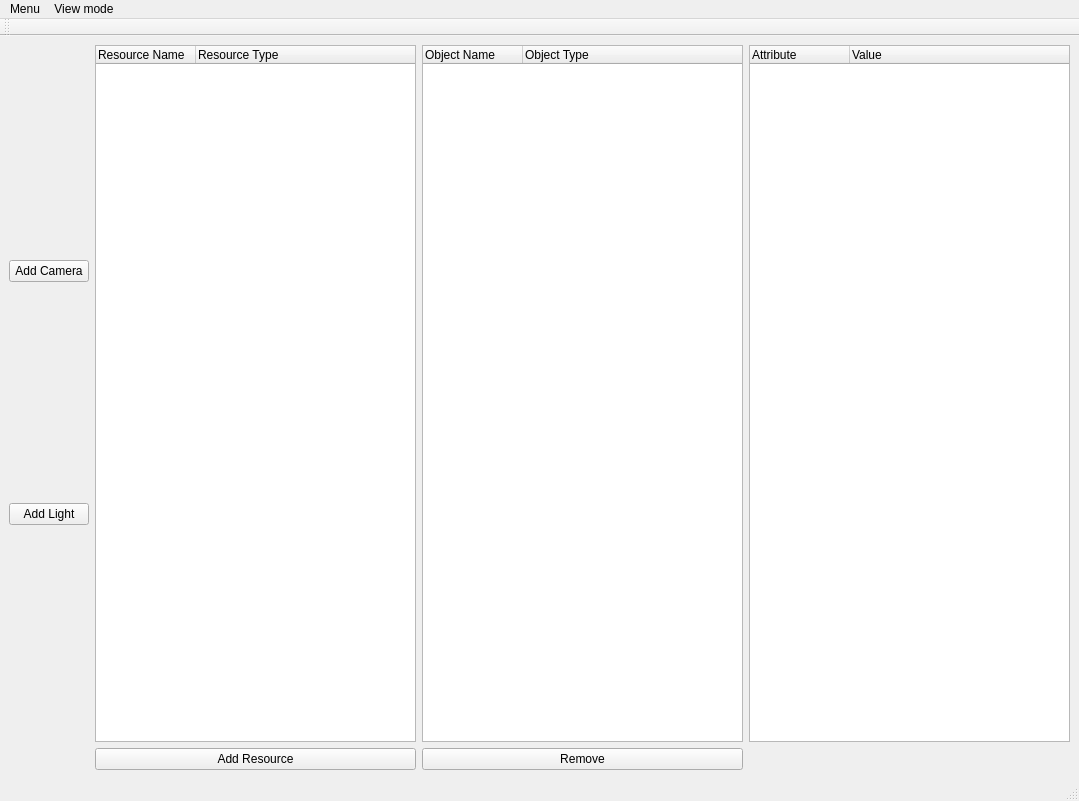
This is UI/QT/MainWindow.ui in ubuntunux/PyEngine3D as Qt 5 draws it before an edit. The edited form follows.
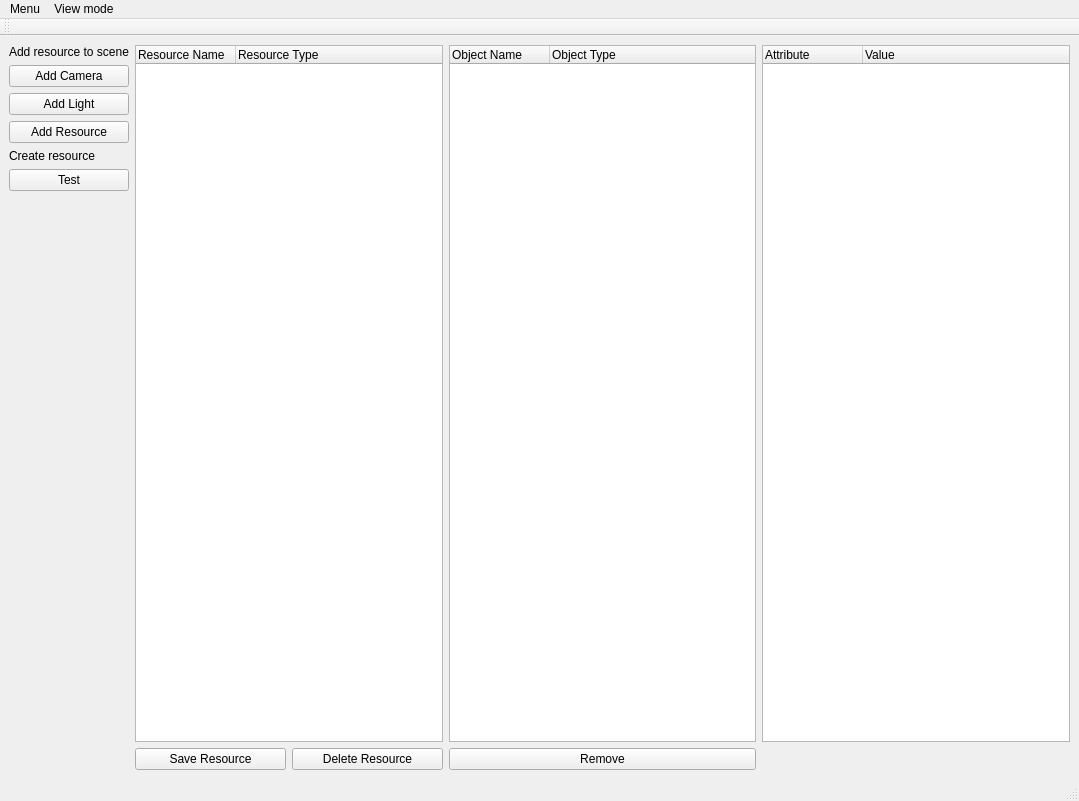
This is the edited form.

Commit message: resource loader

```diff
--- a/UI/QT/MainWindow.ui
+++ b/UI/QT/MainWindow.ui
@@ -15,13 +15,6 @@
   </property>
   <widget class="QWidget" name="centralwidget">
    <layout class="QGridLayout" name="gridLayout">
-    <item row="6" column="4">
-     <widget class="QPushButton" name="btnAddResource">
-      <property name="text">
-       <string>Add Resource</string>
-      </property>
-     </widget>
-    </item>
     <item row="0" column="4">
      <widget class="QTreeWidget" name="resourceListWidget">
       <property name="columnCount">
@@ -39,7 +32,7 @@
       </column>
      </widget>
     </item>
-    <item row="6" column="5">
+    <item row="5" column="5">
      <widget class="QPushButton" name="btnRemoveObject">
       <property name="text">
        <string>Remove</string>
@@ -97,6 +90,19 @@
     </item>
     <item row="0" column="0" colspan="2">
      <layout class="QVBoxLayout" name="verticalLayout">
+      <item>
+       <widget class="QLabel" name="labelAddResource">
+        <property name="sizePolicy">
+         <sizepolicy hsizetype="Preferred" vsizetype="Maximum">
+          <horstretch>0</horstretch>
+          <verstretch>0</verstretch>
+         </sizepolicy>
+        </property>
+        <property name="text">
+         <string>Add resource to scene</string>
+        </property>
+       </widget>
+      </item>
       <item>
        <widget class="QPushButton" name="btnAddCamera">
         <property name="text">
@@ -112,7 +118,66 @@
        </widget>
       </item>
       <item>
-       <layout class="QVBoxLayout" name="verticalLayout_2"/>
+       <widget class="QPushButton" name="btnAddResource">
+        <property name="text">
+         <string>Add Resource</string>
+        </property>
+       </widget>
+      </item>
+      <item>
+       <widget class="QLabel" name="labelCreateReousrce">
+        <property name="sizePolicy">
+         <sizepolicy hsizetype="Preferred" vsizetype="Maximum">
+          <horstretch>0</horstretch>
+          <verstretch>0</verstretch>
+         </sizepolicy>
+        </property>
+        <property name="text">
+         <string>Create resource</string>
+        </property>
+       </widget>
+      </item>
+      <item>
+       <layout class="QVBoxLayout" name="verticalLayout_2">
+        <item>
+         <widget class="QPushButton" name="btnTest">
+          <property name="text">
+           <string>Test</string>
+          </property>
+         </widget>
+        </item>
+        <item>
+         <spacer name="verticalSpacer">
+          <property name="orientation">
+           <enum>Qt::Vertical</enum>
+          </property>
+          <property name="sizeHint" stdset="0">
+           <size>
+            <width>20</width>
+            <height>40</height>
+           </size>
+          </property>
+         </spacer>
+        </item>
+       </layout>
+      </item>
+     </layout>
+    </item>
+    <item row="5" column="4">
+     <layout class="QGridLayout" name="gridLayout_2">
+      <item row="0" column="0">
+       <widget class="QPushButton" name="btnSaveResource">
+        <property name="text">
+         <string>Save Resource</string>
+        </property>
+       </widget>
+      </item>
+      <item row="0" column="1">
+       <widget class="QPushButton" name="btnDeleteResource">
+        <property name="text">
+         <string>Delete Resource</string>
+        </property>
+       </widget>
       </item>
      </layout>
     </item>
```
The commit also changes 13 other files.
